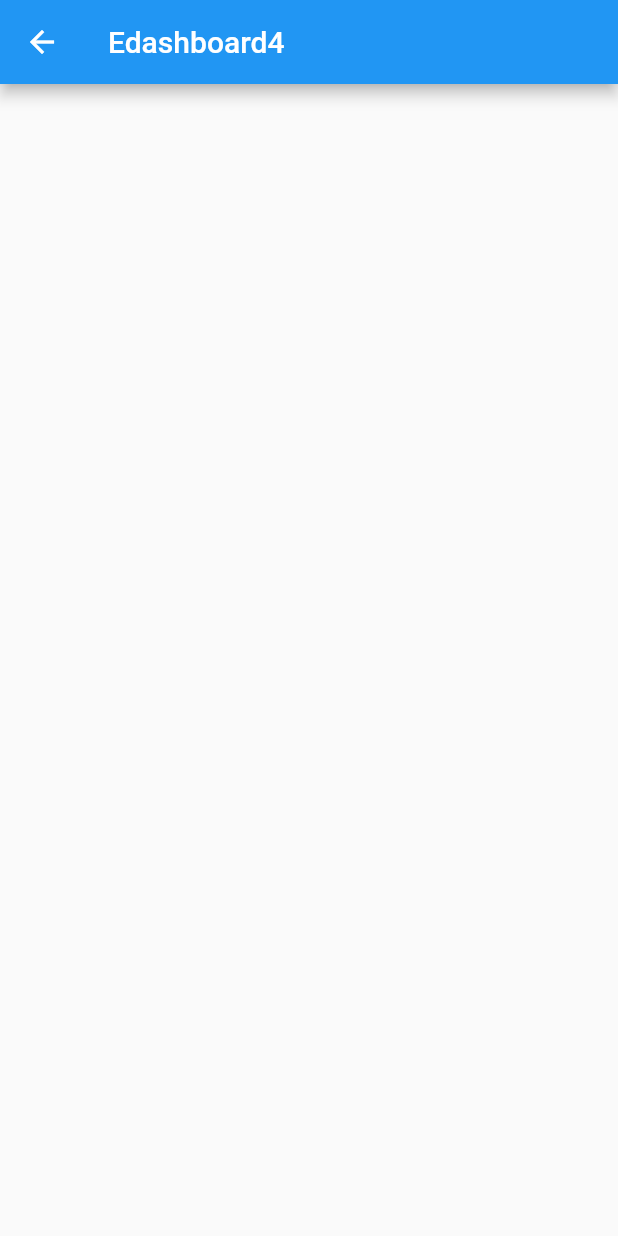
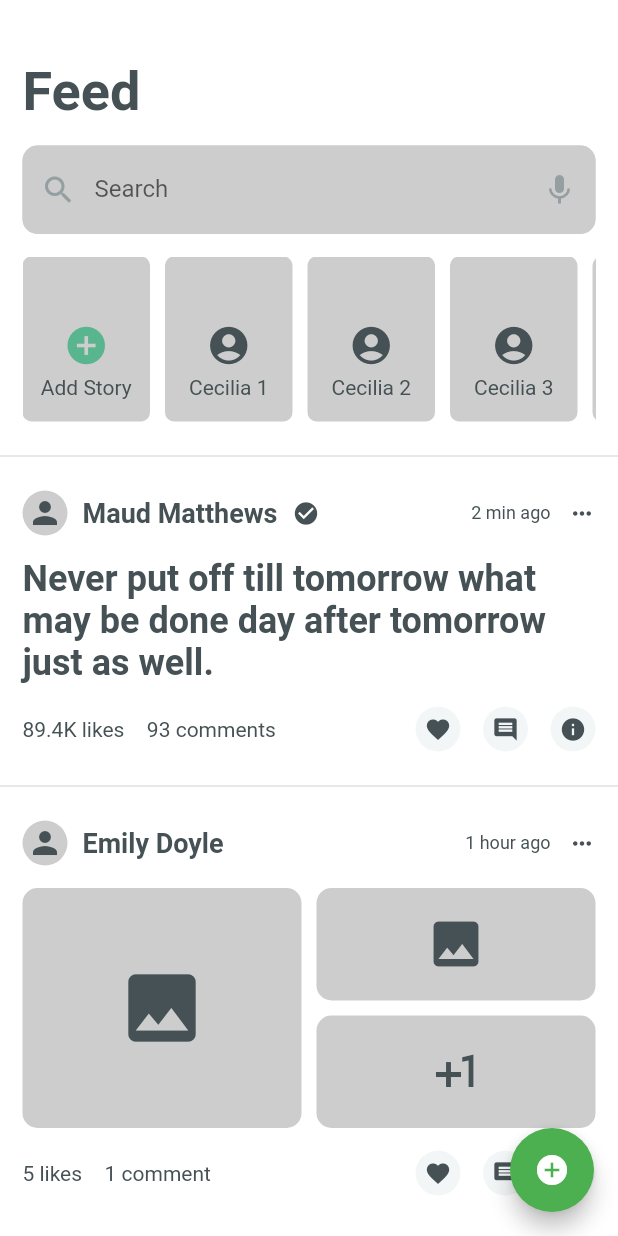
Before and after one commit to syafrialzulmi/flutter_learning, a Flutter app: the Edashboard4View screen opened directly, on a phone screen of 412 x 824 dp. Run offline on Flutter 3.47's test engine with Material 2 defaults, Android fonts, the phone set to English and light mode, and no system bars; our stand-ins replace smooth_page_indicator.

Commit message:
dashboard ui 4

```diff
--- a/lib/module/online_class/flutter_book/edashboard4/view/edashboard4_view.dart
+++ b/lib/module/online_class/flutter_book/edashboard4/view/edashboard4_view.dart
@@ -1,5 +1,6 @@
 import 'package:flutter/material.dart';
 import 'package:flutter_learning/core.dart';
+import 'package:flutter_learning/module/online_class/flutter_book/edashboard4/widget/get_card.dart';
 import '../controller/edashboard4_controller.dart';
 
 class Edashboard4View extends StatefulWidget {
@@ -9,16 +10,123 @@ class Edashboard4View extends StatefulWidget {
     controller.view = this;
 
     return Scaffold(
-      appBar: AppBar(
-        title: const Text("Edashboard4"),
-        actions: const [],
+      backgroundColor: Colors.white,
+      floatingActionButton: FloatingActionButton(
+        onPressed: () {},
+        backgroundColor: Colors.green,
+        child: const Icon(Icons.add_circle),
       ),
       body: SingleChildScrollView(
-        child: Container(
-          padding: const EdgeInsets.all(10.0),
-          child: Column(
-            children: const [],
-          ),
+        child: Column(
+          crossAxisAlignment: CrossAxisAlignment.start,
+          children: [
+            const SizedBox(
+              height: 40,
+            ),
+            Padding(
+              padding: const EdgeInsets.symmetric(horizontal: 15),
+              child: Column(
+                crossAxisAlignment: CrossAxisAlignment.start,
+                children: [
+                  const Text(
+                    "Feed",
+                    style: TextStyle(
+                      fontSize: 36,
+                      fontWeight: FontWeight.w700,
+                      color: Color(0xff455154),
+                    ),
+                  ),
+                  const SizedBox(
+                    height: 15,
+                  ),
+                  TextFormField(
+                    decoration: InputDecoration(
+                      border: InputBorder.none,
+                      floatingLabelBehavior: FloatingLabelBehavior.never,
+                      filled: true,
+                      fillColor: const Color(0xffCDCDCD),
+                      enabledBorder: OutlineInputBorder(
+                        borderRadius: BorderRadius.circular(10),
+                        borderSide: const BorderSide(
+                          color: Color(0xffCDCDCD),
+                        ),
+                      ),
+                      focusedBorder: OutlineInputBorder(
+                        borderRadius: BorderRadius.circular(10),
+                        borderSide: const BorderSide(
+                          color: Color(0xffCDCDCD),
+                        ),
+                      ),
+                      labelText: 'Search',
+                      suffixIcon: const Icon(
+                        Icons.mic,
+                        color: Color(0xff959FA2),
+                      ),
+                      prefixIcon: const Icon(
+                        Icons.search,
+                        color: Color(0xff959FA2),
+                      ),
+                    ),
+                  ),
+                  const SizedBox(
+                    height: 15,
+                  ),
+                  SizedBox(
+                    height: 110,
+                    child: ListView.builder(
+                      scrollDirection: Axis.horizontal,
+                      itemCount: 10,
+                      itemBuilder: (context, index) {
+                        return Container(
+                          margin: const EdgeInsets.only(right: 10),
+                          height: 110,
+                          width: 85,
+                          decoration: const BoxDecoration(
+                              color: Color(0xffCDCDCD),
+                              borderRadius:
+                                  BorderRadius.all(Radius.circular(6))),
+                          child: Padding(
+                            padding: const EdgeInsets.only(bottom: 15),
+                            child: Column(
+                              mainAxisAlignment: MainAxisAlignment.end,
+                              children: [
+                                Icon(
+                                  index == 0
+                                      ? Icons.add_circle
+                                      : Icons.account_circle,
+                                  size: 30,
+                                  color: index == 0
+                                      ? const Color(0xff59B58D)
+                                      : const Color(0xff455154),
+                                ),
+                                const SizedBox(
+                                  height: 5,
+                                ),
+                                Text(
+                                  index == 0 ? "Add Story" : "Cecilia $index",
+                                  textAlign: TextAlign.center,
+                                  style: const TextStyle(
+                                    color: Color(0xff455154),
+                                    fontSize: 14,
+                                    fontWeight: FontWeight.w400,
+                                  ),
+                                ),
+                              ],
+                            ),
+                          ),
+                        );
+                      },
+                    ),
+                  ),
+                ],
+              ),
+            ),
+            const SizedBox(
+              height: 15,
+            ),
+            getPostText(),
+            getPostImage(),
+          ],
         ),
       ),
     );
--- /dev/null
+++ b/lib/module/online_class/flutter_book/edashboard4/widget/get_card.dart
@@ -0,0 +1,378 @@
+import 'package:flutter/material.dart';
+import 'package:flutter_learning/core.dart';
+
+getPostImage() {
+  return Column(
+    children: [
+      const Divider(
+        thickness: 1,
+      ),
+      Padding(
+        padding: const EdgeInsets.symmetric(
+          horizontal: 15,
+          vertical: 15,
+        ),
+        child: SizedBox(
+          child: Column(
+            children: [
+              Row(
+                mainAxisAlignment: MainAxisAlignment.spaceBetween,
+                children: [
+                  Row(
+                    mainAxisAlignment: MainAxisAlignment.start,
+                    children: const [
+                      CircleAvatar(
+                        radius: 15,
+                        backgroundColor: Color(0xffCDCDCD),
+                        child: Icon(
+                          Icons.person,
+                          color: Color(0xff455154),
+                        ),
+                      ),
+                      SizedBox(
+                        width: 10,
+                      ),
+                      Text(
+                        "Emily Doyle",
+                        style: TextStyle(
+                          color: Color(0xff455154),
+                          fontSize: 18,
+                          fontWeight: FontWeight.w700,
+                        ),
+                      ),
+                    ],
+                  ),
+                  Row(
+                    children: const [
+                      Text(
+                        "1 hour ago",
+                        style: TextStyle(
+                          fontSize: 12,
+                          fontWeight: FontWeight.w400,
+                          color: Color(0xff455154),
+                        ),
+                      ),
+                      SizedBox(
+                        width: 12,
+                      ),
+                      Icon(
+                        Icons.more_horiz,
+                        color: Color(0xff455154),
+                        size: 18,
+                      ),
+                    ],
+                  ),
+                ],
+              ),
+              const SizedBox(
+                height: 15,
+              ),
+              SizedBox(
+                height: 160,
+                child: Row(
+                  children: [
+                    Expanded(
+                      child: Container(
+                        margin: const EdgeInsets.only(right: 5),
+                        height: MediaQuery.of(Get.currentContext).size.height,
+                        decoration: const BoxDecoration(
+                          borderRadius: BorderRadius.all(
+                            Radius.circular(10),
+                          ),
+                          color: Color(0xffCDCDCD),
+                        ),
+                        child: const Icon(
+                          Icons.image,
+                          size: 60,
+                          color: Color(0xff455154),
+                        ),
+                      ),
+                    ),
+                    Expanded(
+                      child: Column(
+                        children: [
+                          Expanded(
+                            child: Container(
+                              margin: const EdgeInsets.only(
+                                left: 5,
+                                bottom: 5,
+                              ),
+                              width:
+                                  MediaQuery.of(Get.currentContext).size.width,
+                              decoration: const BoxDecoration(
+                                borderRadius: BorderRadius.all(
+                                  Radius.circular(10),
+                                ),
+                                color: Color(0xffCDCDCD),
+                              ),
+                              child: const Icon(
+                                Icons.image,
+                                size: 40,
+                                color: Color(0xff455154),
+                              ),
+                            ),
+                          ),
+                          Expanded(
+                            child: Container(
+                              margin: const EdgeInsets.only(
+                                left: 5,
+                                top: 5,
+                              ),
+                              width:
+                                  MediaQuery.of(Get.currentContext).size.width,
+                              decoration: const BoxDecoration(
+                                borderRadius: BorderRadius.all(
+                                  Radius.circular(10),
+                                ),
+                                color: Color(0xffCDCDCD),
+                              ),
+                              child: const Icon(
+                                Icons.plus_one,
+                                size: 40,
+                                color: Color(0xff455154),
+                              ),
+                            ),
+                          ),
+                        ],
+                      ),
+                    ),
+                  ],
+                ),
+              ),
+              const SizedBox(
+                height: 15,
+              ),
+              Row(
+                mainAxisAlignment: MainAxisAlignment.spaceBetween,
+                children: [
+                  Row(
+                    mainAxisAlignment: MainAxisAlignment.spaceBetween,
+                    children: const [
+                      Text(
+                        "5 likes",
+                        style: TextStyle(
+                          fontSize: 14,
+                          fontWeight: FontWeight.w400,
+                          color: Color(0xff455154),
+                        ),
+                      ),
+                      SizedBox(
+                        width: 15,
+                      ),
+                      Text(
+                        "1 comment",
+                        style: TextStyle(
+                          fontSize: 14,
+                          fontWeight: FontWeight.w400,
+                          color: Color(0xff455154),
+                        ),
+                      ),
+                    ],
+                  ),
+                  Row(
+                    mainAxisAlignment: MainAxisAlignment.spaceBetween,
+                    children: const [
+                      CircleAvatar(
+                        radius: 15,
+                        backgroundColor: Color(0xffF3F6F6),
+                        child: Icon(
+                          Icons.favorite,
+                          color: Color(0xff455154),
+                          size: 18,
+                        ),
+                      ),
+                      SizedBox(
+                        width: 15,
+                      ),
+                      CircleAvatar(
+                        radius: 15,
+                        backgroundColor: Color(0xffF3F6F6),
+                        child: Icon(
+                          Icons.comment,
+                          color: Color(0xff455154),
+                          size: 18,
+                        ),
+                      ),
+                      SizedBox(
+                        width: 15,
+                      ),
+                      CircleAvatar(
+                        radius: 15,
+                        backgroundColor: Color(0xffF3F6F6),
+                        child: Icon(
+                          Icons.info,
+                          color: Color(0xff455154),
+                          size: 18,
+                        ),
+                      ),
+                    ],
+                  ),
+                ],
+              )
+            ],
+          ),
+        ),
+      ),
+    ],
+  );
+}
+
+getPostText() {
+  return Column(
+    children: [
+      const Divider(
+        thickness: 1,
+      ),
+      Padding(
+        padding: const EdgeInsets.symmetric(
+          horizontal: 15,
+          vertical: 15,
+        ),
+        child: SizedBox(
+          child: Column(
+            children: [
+              Row(
+                mainAxisAlignment: MainAxisAlignment.spaceBetween,
+                children: [
+                  Row(
+                    mainAxisAlignment: MainAxisAlignment.start,
+                    children: const [
+                      CircleAvatar(
+                        radius: 15,
+                        backgroundColor: Color(0xffCDCDCD),
+                        child: Icon(
+                          Icons.person,
+                          color: Color(0xff455154),
+                        ),
+                      ),
+                      SizedBox(
+                        width: 10,
+                      ),
+                      Text(
+                        "Maud Matthews",
+                        style: TextStyle(
+                          color: Color(0xff455154),
+                          fontSize: 18,
+                          fontWeight: FontWeight.w700,
+                        ),
+                      ),
+                      SizedBox(
+                        width: 10,
+                      ),
+                      Icon(
+                        Icons.check_circle,
+                        color: Color(0xff455154),
+                        size: 18,
+                      ),
+                    ],
+                  ),
+                  Row(
+                    children: const [
+                      Text(
+                        "2 min ago",
+                        style: TextStyle(
+                          fontSize: 12,
+                          fontWeight: FontWeight.w400,
+                          color: Color(0xff455154),
+                        ),
+                      ),
+                      SizedBox(
+                        width: 12,
+                      ),
+                      Icon(
+                        Icons.more_horiz,
+                        color: Color(0xff455154),
+                        size: 18,
+                      ),
+                    ],
+                  ),
+                ],
+              ),
+              const SizedBox(
+                height: 15,
+              ),
+              const Text(
+                "Never put off till tomorrow what may be done day after tomorrow just as well.",
+                style: TextStyle(
+                  color: Color(0xff455154),
+                  fontSize: 24,
+                  fontWeight: FontWeight.w700,
+                ),
+              ),
+              const SizedBox(
+                height: 15,
+              ),
+              Row(
+                mainAxisAlignment: MainAxisAlignment.spaceBetween,
+                children: [
+                  Row(
+                    mainAxisAlignment: MainAxisAlignment.spaceBetween,
+                    children: const [
+                      Text(
+                        "89.4K likes",
+                        style: TextStyle(
+                          fontSize: 14,
+                          fontWeight: FontWeight.w400,
+                          color: Color(0xff455154),
+                        ),
+                      ),
+                      SizedBox(
+                        width: 15,
+                      ),
+                      Text(
+                        "93 comments",
+                        style: TextStyle(
+                          fontSize: 14,
+                          fontWeight: FontWeight.w400,
+                          color: Color(0xff455154),
+                        ),
+                      ),
+                    ],
+                  ),
+                  Row(
+                    mainAxisAlignment: MainAxisAlignment.spaceBetween,
+                    children: const [
+                      CircleAvatar(
+                        radius: 15,
+                        backgroundColor: Color(0xffF3F6F6),
+                        child: Icon(
+                          Icons.favorite,
+                          color: Color(0xff455154),
+                          size: 18,
+                        ),
+                      ),
+                      SizedBox(
+                        width: 15,
+                      ),
+                      CircleAvatar(
+                        radius: 15,
+                        backgroundColor: Color(0xffF3F6F6),
+                        child: Icon(
+                          Icons.comment,
+                          color: Color(0xff455154),
+                          size: 18,
+                        ),
+                      ),
+                      SizedBox(
+                        width: 15,
+                      ),
+                      CircleAvatar(
+                        radius: 15,
+                        backgroundColor: Color(0xffF3F6F6),
+                        child: Icon(
+                          Icons.info,
+                          color: Color(0xff455154),
+                          size: 18,
+                        ),
+                      ),
+                    ],
+                  ),
+                ],
+              )
+            ],
+          ),
+        ),
+      ),
+    ],
+  );
+}
```
